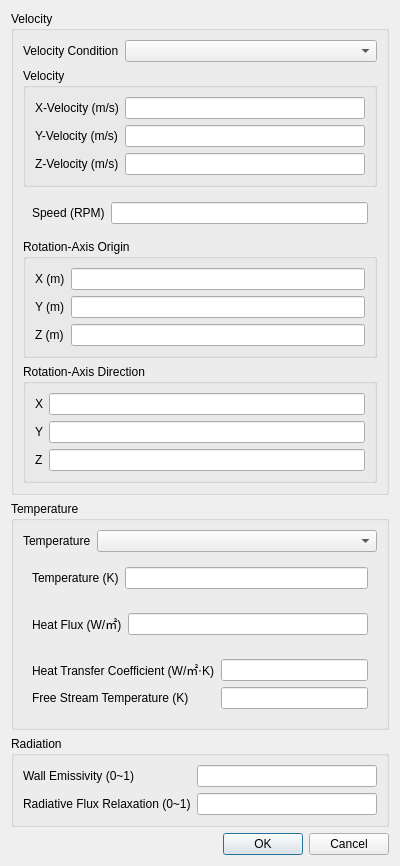
Qt form view/setup/boundary_conditions/wall_dialog.ui (nextfoam/baram) before a commit.
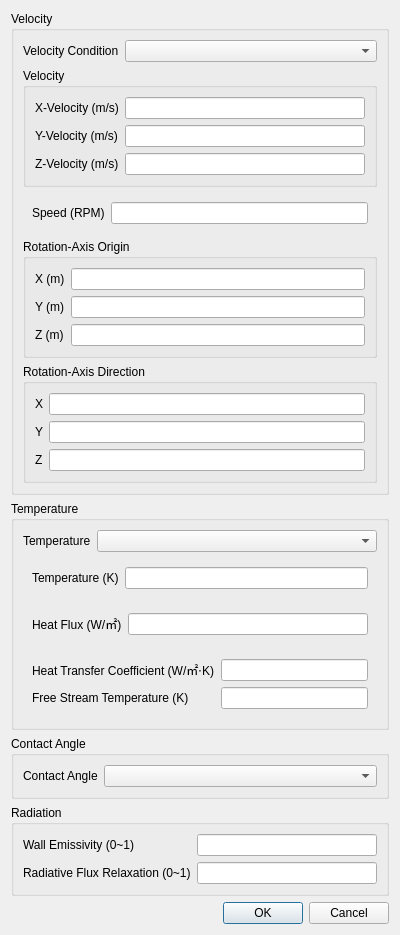
The same form after that commit.

Commit message: Issue #212 Wall boundary condtion에 Contact Angle 설정 추가 Issue #209 Material 정의에서 surface tension 속성 삭제

```diff
--- a/view/setup/boundary_conditions/wall_dialog.ui
+++ b/view/setup/boundary_conditions/wall_dialog.ui
@@ -7,7 +7,7 @@
     <x>0</x>
     <y>0</y>
     <width>400</width>
-    <height>834</height>
+    <height>906</height>
    </rect>
   </property>
   <property name="minimumSize">
@@ -416,6 +416,43 @@
         </layout>
        </widget>
       </item>
+      <item>
+       <widget class="QGroupBox" name="contactAngleGroup">
+        <property name="title">
+         <string>Contact Angle</string>
+        </property>
+        <layout class="QVBoxLayout" name="verticalLayout_6">
+         <item>
+          <widget class="QWidget" name="widget_4" native="true">
+           <layout class="QFormLayout" name="formLayout_6">
+            <property name="leftMargin">
+             <number>0</number>
+            </property>
+            <property name="topMargin">
+             <number>0</number>
+            </property>
+            <property name="rightMargin">
+             <number>0</number>
+            </property>
+            <property name="bottomMargin">
+             <number>0</number>
+            </property>
+            <item row="0" column="0">
+             <widget class="QLabel" name="label_13">
+              <property name="text">
+               <string>Contact Angle</string>
+              </property>
+             </widget>
+            </item>
+            <item row="0" column="1">
+             <widget class="QComboBox" name="contactAngleModel"/>
+            </item>
+           </layout>
+          </widget>
+         </item>
+        </layout>
+       </widget>
+      </item>
       <item>
        <widget class="QGroupBox" name="radiation">
         <property name="title">
```
The commit also changes 11 other files.
